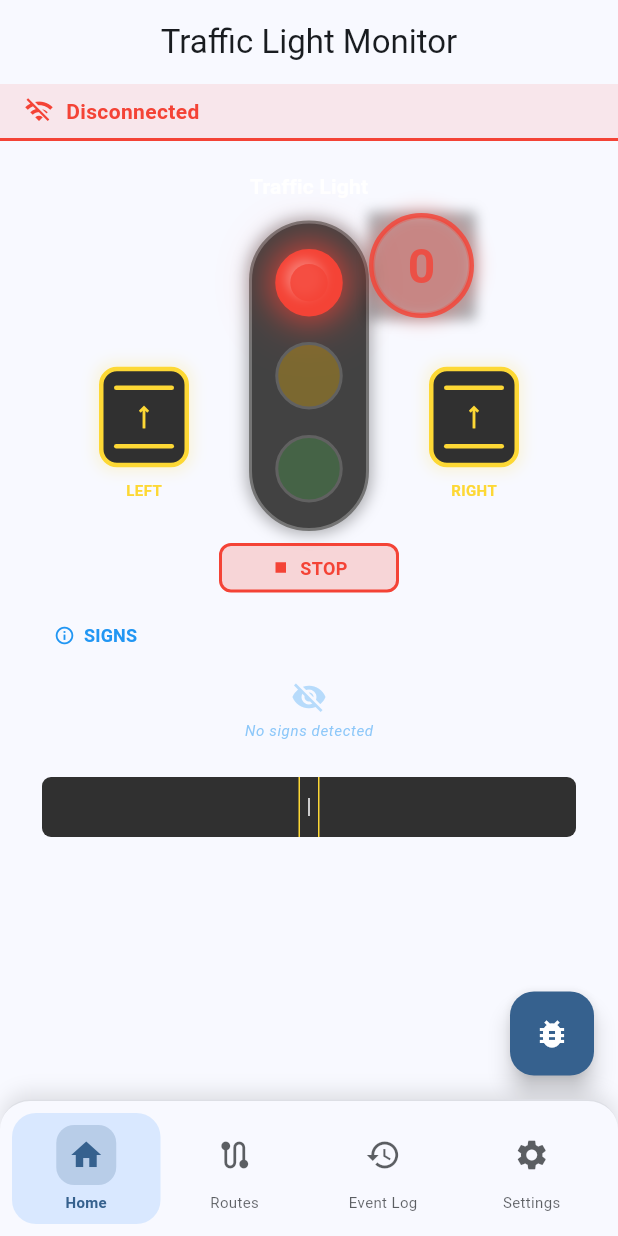
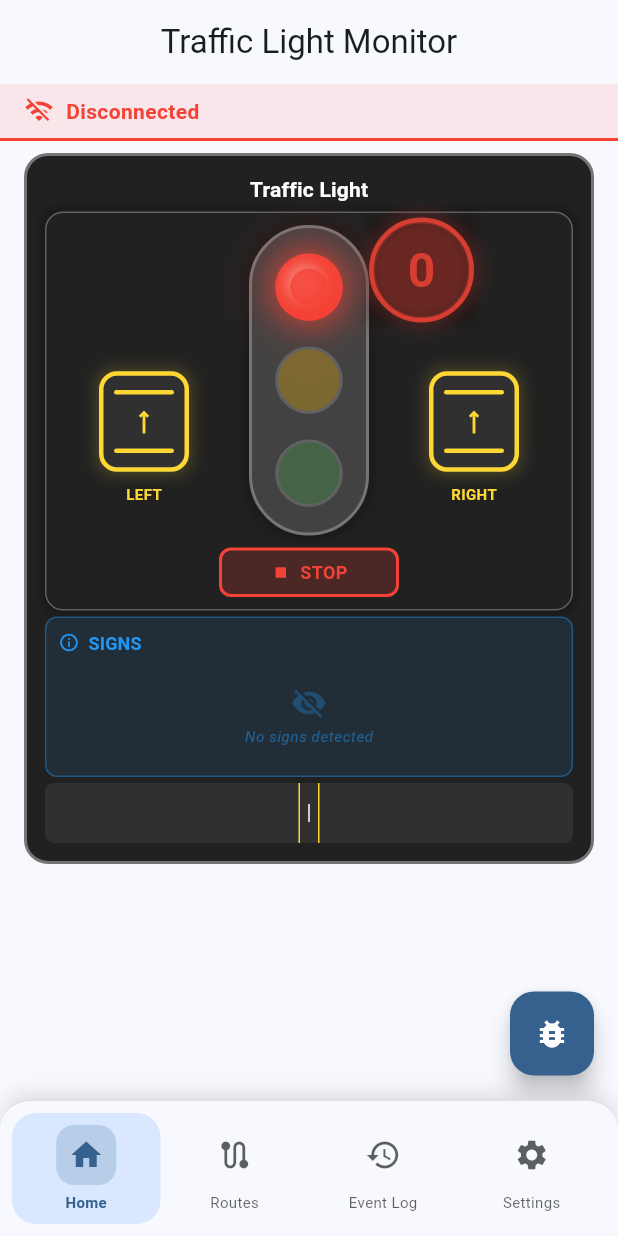
Before and after one commit to GoldenTiger720/TrafficApp, a Flutter app: the screen it shows after launch, on a phone screen of 412 x 824 dp. Run offline on Flutter 3.47's test engine with Material 3 defaults, Android fonts, the phone set to English and light mode, and no system bars; our stand-ins replace flutter_blue_plus, flutter_local_notifications, permission_handler, share_plus, shared_preferences; missing offline and left inert: window_manager.

Commit message:
recoveried frame

```diff
--- a/lib/widgets/traffic_light_widget.dart
+++ b/lib/widgets/traffic_light_widget.dart
@@ -104,6 +104,11 @@ class _TrafficLightWidgetState extends State<TrafficLightWidget>
       onDoubleTap: widget.onDoubleTap,
       child: Container(
         padding: const EdgeInsets.all(12),
+        decoration: BoxDecoration(
+          color: Colors.black87,
+          borderRadius: BorderRadius.circular(16),
+          border: Border.all(color: Colors.grey[600]!, width: 2),
+        ),
         child: widget.isMinimalistic
             ? _buildMinimalisticView()
             : _buildAdvancedView(context),
@@ -147,6 +152,18 @@ class _TrafficLightWidgetState extends State<TrafficLightWidget>
   Widget _buildCentralCriticalArea(BuildContext context) {
     return Container(
       padding: const EdgeInsets.all(8), // Further reduced padding
+      decoration: BoxDecoration(
+        color: Colors.grey[900],
+        borderRadius: BorderRadius.circular(12), // Smaller radius
+        border: Border.all(color: Colors.grey[700]!, width: 1),
+        boxShadow: [
+          BoxShadow(
+            color: Colors.black.withOpacity(0.3),
+            blurRadius: 6, // Reduced blur
+            spreadRadius: 2, // Reduced spread
+          ),
+        ],
+      ),
       child: LayoutBuilder(
         builder: (context, constraints) {
           final availableWidth = constraints.maxWidth;
@@ -1517,6 +1534,11 @@ class _TrafficLightWidgetState extends State<TrafficLightWidget>
       width: double.infinity,
       height: double.infinity, // Use full available height
       padding: const EdgeInsets.all(8),
+      decoration: BoxDecoration(
+        color: Colors.blue.withOpacity(0.1),
+        borderRadius: BorderRadius.circular(8),
+        border: Border.all(color: Colors.blue.withOpacity(0.4), width: 1),
+      ),
       child: Column(
         crossAxisAlignment: CrossAxisAlignment.start,
         children: [
```
